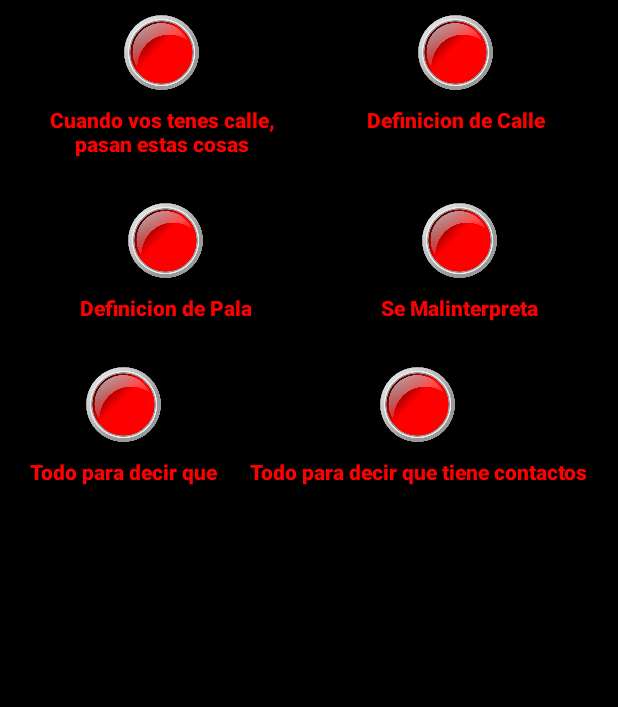
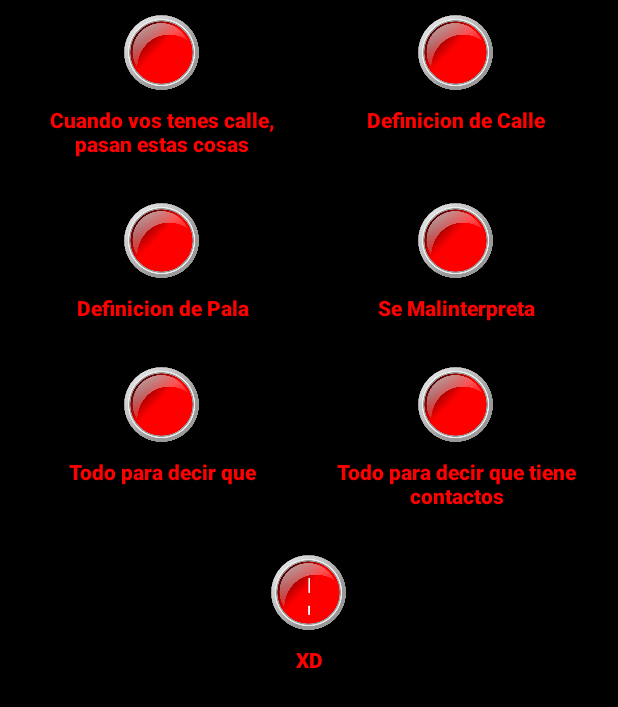
Before and after one commit to Agustin2211/Android, an Android app: the Botones screen opened directly, with no data from a screen before it, on a phone screen of 412 x 824 dp. Shown: the top 707 px of the screen. Run offline under Robolectric (Android 15) with nearby library versions, the phone set to English and light mode, and no system bars.

Commit message:
Update activity_botones.xml

```diff
--- a/Botonera/app/src/main/res/layout/activity_botones.xml
+++ b/Botonera/app/src/main/res/layout/activity_botones.xml
@@ -106,7 +106,6 @@
                         android:id="@+id/button3"
                         android:layout_width="50dp"
                         android:layout_height="50dp"
-                        android:layout_weight="1"
                         android:background="@mipmap/boton"
                         android:fontFamily="sans-serif-black"
                         android:textAlignment="center"
@@ -114,9 +113,8 @@
 
                     <TextView
                         android:id="@+id/textView6"
-                        android:layout_width="wrap_content"
+                        android:layout_width="match_parent"
                         android:layout_height="wrap_content"
-                        android:layout_weight="1"
                         android:fontFamily="sans-serif-black"
                         android:padding="10dp"
                         android:text="Definicion de Pala"
@@ -136,7 +134,6 @@
                         android:id="@+id/button4"
                         android:layout_width="50dp"
                         android:layout_height="50dp"
-                        android:layout_weight="1"
                         android:background="@mipmap/boton"
                         android:fontFamily="sans-serif-black"
                         android:textAlignment="center"
@@ -144,9 +141,8 @@
 
                     <TextView
                         android:id="@+id/textView7"
-                        android:layout_width="wrap_content"
+                        android:layout_width="match_parent"
                         android:layout_height="wrap_content"
-                        android:layout_weight="1"
                         android:fontFamily="sans-serif-black"
                         android:padding="10dp"
                         android:text="Se Malinterpreta"
@@ -170,7 +166,7 @@
                 android:orientation="horizontal">
 
                 <LinearLayout
-                    android:layout_width="wrap_content"
+                    android:layout_width="match_parent"
                     android:layout_height="match_parent"
                     android:layout_weight="1"
                     android:gravity="center_horizontal"
@@ -180,7 +176,6 @@
                         android:id="@+id/button6"
                         android:layout_width="50dp"
                         android:layout_height="50dp"
-                        android:layout_weight="1"
                         android:background="@mipmap/boton"
                         android:fontFamily="sans-serif-black"
                         android:textAlignment="center"
@@ -188,9 +183,8 @@
 
                     <TextView
                         android:id="@+id/textView5"
-                        android:layout_width="wrap_content"
+                        android:layout_width="match_parent"
                         android:layout_height="wrap_content"
-                        android:layout_weight="1"
                         android:fontFamily="sans-serif-black"
                         android:padding="10dp"
                         android:text="Todo para decir que"
@@ -200,7 +194,7 @@
                 </LinearLayout>
 
                 <LinearLayout
-                    android:layout_width="wrap_content"
+                    android:layout_width="match_parent"
                     android:layout_height="match_parent"
                     android:layout_weight="1"
                     android:gravity="center_horizontal"
@@ -210,7 +204,6 @@
                         android:id="@+id/button9"
                         android:layout_width="50dp"
                         android:layout_height="50dp"
-                        android:layout_weight="1"
                         android:background="@mipmap/boton"
                         android:fontFamily="sans-serif-black"
                         android:textAlignment="center"
@@ -218,7 +211,7 @@
 
                     <TextView
                         android:id="@+id/textView4"
-                        android:layout_width="wrap_content"
+                        android:layout_width="match_parent"
                         android:layout_height="wrap_content"
                         android:layout_weight="1"
                         android:fontFamily="sans-serif-black"
@@ -232,6 +225,48 @@
 
         </LinearLayout>
 
+        <LinearLayout
+            android:layout_width="match_parent"
+            android:layout_height="wrap_content"
+            android:orientation="vertical"
+            android:padding="10dp">
+
+            <LinearLayout
+                android:layout_width="match_parent"
+                android:layout_height="match_parent"
+                android:orientation="horizontal">
+
+                <LinearLayout
+                    android:layout_width="match_parent"
+                    android:layout_height="match_parent"
+                    android:layout_weight="1"
+                    android:gravity="center_horizontal"
+                    android:orientation="vertical">
+
+                    <Button
+                        android:id="@+id/button"
+                        android:layout_width="50dp"
+                        android:layout_height="50dp"
+                        android:background="@drawable/boton"
+                        android:text="Button"
+                        app:backgroundTint="@null" />
+
+                    <TextView
+                        android:id="@+id/textView"
+                        android:layout_width="match_parent"
+                        android:layout_height="wrap_content"
+                        android:layout_weight="1"
+                        android:fontFamily="sans-serif-black"
+                        android:padding="10dp"
+                        android:text="XD"
+                        android:textAlignment="center"
+                        android:textColor="@color/red"
+                        android:textStyle="bold" />
+                </LinearLayout>
+
+            </LinearLayout>
+        </LinearLayout>
+
     </LinearLayout>
 
 </androidx.constraintlayout.widget.ConstraintLayout>
```
